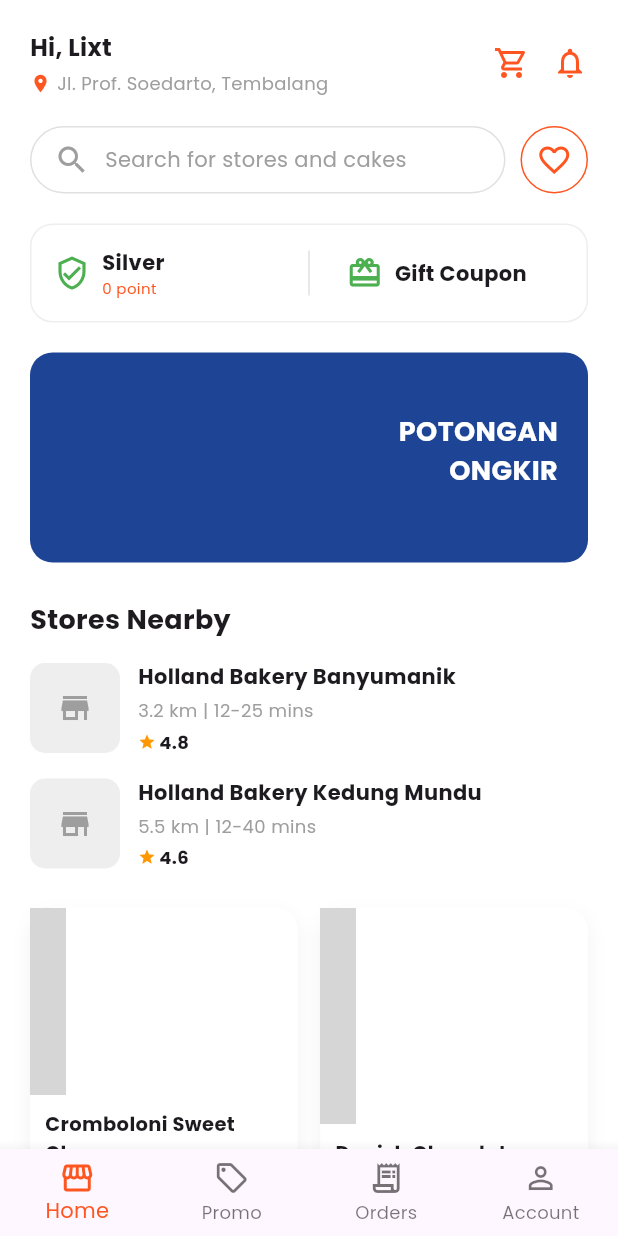
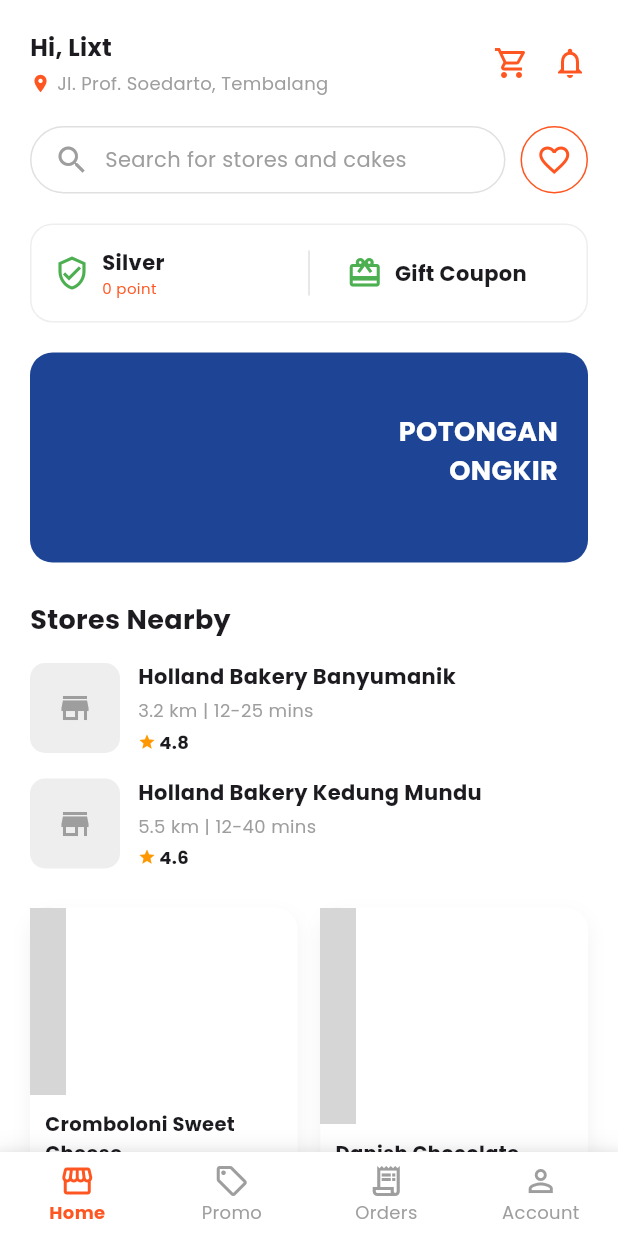
Before and after one commit to Baimiyk/prjoect_flutter_holland_bakery, a Flutter app: the screen it shows after launch, on a phone screen of 412 x 824 dp. Run offline on Flutter 3.47's test engine with Material 3 defaults, Android fonts, the phone set to English and light mode, and no system bars; our stand-ins replace google_fonts; grey boxes are pictures that could not be loaded.

Commit message:
benerin navbar

```diff
--- a/lib/main.dart
+++ b/lib/main.dart
@@ -1,6 +1,6 @@
 import 'package:flutter/material.dart';
 import 'package:google_fonts/google_fonts.dart'; // Pastikan package ini ada di pubspec.yaml
-import 'screens/dashboard.dart'; // Import halaman dashboard
+import 'screens/dashboard.dart';
 
 void main() {
   runApp(const MyApp());
@@ -21,7 +21,7 @@ class MyApp extends StatelessWidget {
         // Warna primary default
         primarySwatch: Colors.orange,
       ),
-      home: const Dashboard(), // Panggil Dashboard di sini
+      home: const DashboardScreen(), // Panggil Dashboard di sini
     );
   }
 }
--- a/lib/screens/dashboard.dart
+++ b/lib/screens/dashboard.dart
@@ -1,9 +1,10 @@
 import 'package:flutter/material.dart';
-// Import widget product card yang tadi dibuat
-import '../widgets/product_card.dart'; // Sesuaikan path import
+// Import widget buatan kita
+import '../widgets/product_card.dart';
+import '../widgets/bottom_nav.dart'; // Pastikan nama file ini sesuai
 
-class Dashboard extends StatelessWidget {
-  const Dashboard({super.key});
+class DashboardScreen extends StatelessWidget {
+  const DashboardScreen({super.key});
 
   @override
   Widget build(BuildContext context) {
@@ -194,7 +195,6 @@ class Dashboard extends StatelessWidget {
                         ],
                       ),
                     ),
-                    // Tambahkan widget Image.asset di sini untuk gambar HP
                   ],
                 ),
               ),
@@ -222,19 +222,17 @@ class Dashboard extends StatelessWidget {
               const SizedBox(height: 25),
 
               // ================= PRODUCT GRID =================
-              // Menggunakan GridView di dalam SingleChildScrollView butuh shrinkWrap & physics
               GridView.builder(
                 shrinkWrap: true,
                 physics: const NeverScrollableScrollPhysics(),
-                itemCount: 6, // Jumlah produk dummy
+                itemCount: 6,
                 gridDelegate: const SliverGridDelegateWithFixedCrossAxisCount(
-                  crossAxisCount: 2, // 2 Kolom
-                  childAspectRatio: 0.75, // Rasio tinggi:lebar kartu
+                  crossAxisCount: 2,
+                  childAspectRatio: 0.75,
                   crossAxisSpacing: 15,
                   mainAxisSpacing: 15,
                 ),
                 itemBuilder: (context, index) {
-                  // Data Dummy
                   final titles = [
                     "Cromboloni Sweet Cheese",
                     "Danish Chocolate",
@@ -255,8 +253,7 @@ class Dashboard extends StatelessWidget {
                   return ProductCard(
                     title: titles[index],
                     price: prices[index],
-                    imagePath:
-                        "assets/images/roti${index + 1}.png", // Pastikan nama file: roti1.png, roti2.png dst
+                    imagePath: "assets/images/roti${index + 1}.png",
                     likes: "3k likes",
                   );
                 },
@@ -265,29 +262,15 @@ class Dashboard extends StatelessWidget {
           ),
         ),
       ),
-      // Custom Bottom Nav agar mirip gambar
-      bottomNavigationBar: BottomNavigationBar(
-        selectedItemColor: const Color(0xFFFF5621),
-        unselectedItemColor: Colors.black54,
-        type: BottomNavigationBarType.fixed,
-        items: const [
-          BottomNavigationBarItem(
-            icon: Icon(Icons.storefront_outlined),
-            label: "Home",
-          ),
-          BottomNavigationBarItem(
-            icon: Icon(Icons.local_offer_outlined),
-            label: "Promo",
-          ),
-          BottomNavigationBarItem(
-            icon: Icon(Icons.receipt_long_outlined),
-            label: "Orders",
-          ),
-          BottomNavigationBarItem(
-            icon: Icon(Icons.person_outline),
-            label: "Account",
-          ),
-        ],
+
+      // ================= CUSTOM NAVBAR =================
+      // Kita panggil widget yang sudah dipisah tadi di sini
+      bottomNavigationBar: CustomBottomNav(
+        selectedIndex: 0,
+        onTap: (index) {
+          // Logika pindah halaman nanti di sini
+          print("Menu $index diklik");
+        },
       ),
     );
   }
@@ -302,7 +285,6 @@ class Dashboard extends StatelessWidget {
           decoration: BoxDecoration(
             color: Colors.grey[200],
             borderRadius: BorderRadius.circular(10),
-            // image: DecorationImage(...) // Foto toko
           ),
           child: const Icon(Icons.store, color: Colors.grey),
         ),
--- /dev/null
+++ b/lib/widgets/bottom_nav.dart
@@ -0,0 +1,60 @@
+import 'package:flutter/material.dart';
+
+class CustomBottomNav extends StatelessWidget {
+  final int selectedIndex;
+  final Function(int) onTap;
+
+  const CustomBottomNav({
+    super.key,
+    this.selectedIndex = 0, // Default tab aktif adalah 0 (Home)
+    required this.onTap,
+  });
+
+  @override
+  Widget build(BuildContext context) {
+    return Container(
+      decoration: BoxDecoration(
+        boxShadow: [
+          BoxShadow(
+            color: Colors.black.withOpacity(0.05),
+            blurRadius: 10,
+            offset: const Offset(0, -5), // Bayangan ke atas
+          ),
+        ],
+      ),
+      child: BottomNavigationBar(
+        currentIndex: selectedIndex,
+        onTap: onTap,
+        type: BottomNavigationBarType.fixed,
+        backgroundColor: Colors.white,
+        selectedItemColor: const Color(0xFFFF5621), // Warna Oranye
+        unselectedItemColor: Colors.grey,
+        showSelectedLabels: true,
+        showUnselectedLabels: true,
+        selectedLabelStyle: const TextStyle(
+          fontSize: 12,
+          fontWeight: FontWeight.bold,
+        ),
+        unselectedLabelStyle: const TextStyle(fontSize: 12),
+        items: const [
+          BottomNavigationBarItem(
+            icon: Icon(Icons.storefront_outlined),
+            label: "Home",
+          ),
+          BottomNavigationBarItem(
+            icon: Icon(Icons.local_offer_outlined),
+            label: "Promo",
+          ),
+          BottomNavigationBarItem(
+            icon: Icon(Icons.receipt_long_outlined),
+            label: "Orders",
+          ),
+          BottomNavigationBarItem(
+            icon: Icon(Icons.person_outline),
+            label: "Account",
+          ),
+        ],
+      ),
+    );
+  }
+}
```
